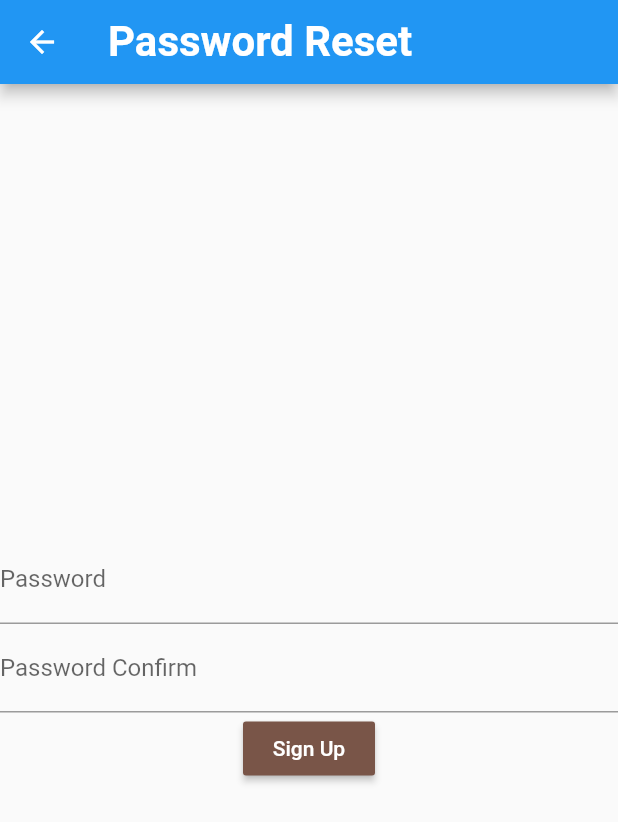
After one commit to qinyanjuidavid/Taskido-App, a Flutter app: the PasswordResetScreen screen opened by its route, on a phone screen of 412 x 824 dp. The commit adds this screen. Shown: the top 822 px of the screen. Run offline on Flutter 3.47's test engine with Material 2 defaults, Android fonts, the phone set to English and light mode, and no system bars; our stand-ins replace date_time_picker, fluttertoast, hive, hive_flutter; missing offline and left inert: http_interceptor; accounts and stored records are empty.

Commit message:
:checkered_flag: password reset screen

```diff
--- a/lib/configs/routes.dart
+++ b/lib/configs/routes.dart
@@ -2,6 +2,7 @@ import 'package:flutter/material.dart';
 import 'package:taskido/views/auth/forgot_password_otp.dart';
 import 'package:taskido/views/auth/forgot_password_screen.dart';
 import 'package:taskido/views/auth/otp_page.dart';
+import 'package:taskido/views/auth/password_reset_screen.dart';
 import 'package:taskido/views/home.dart';
 import 'package:taskido/views/auth/signup.dart';
 import 'package:taskido/views/splash_screen.dart';
@@ -17,7 +18,8 @@ class RouteGenerator {
   static const String signUpPage = "/signup";
   static const String otpPage = "/otp";
   static const String forgotPasswordPage = "/forgotPassword";
-  static const String forgotPasswordOtpPage = "forgotPasswordOtp";
+  static const String forgotPasswordOtpPage = "/forgotPasswordOtp";
+  static const String passwordResetPage = "/passwordReset";
 
   RouteGenerator._() {}
 
@@ -55,6 +57,10 @@ class RouteGenerator {
         return MaterialPageRoute(
           builder: (_) => ForgotPasswordOtpScreen(),
         );
+      case passwordResetPage:
+        return MaterialPageRoute(
+          builder: (_) => PasswordResetScreen(),
+        );
       default:
         throw FormatException("Route not found");
     }
--- /dev/null
+++ b/lib/views/auth/password_reset_screen.dart
@@ -0,0 +1,89 @@
+import 'package:flutter/material.dart';
+
+class PasswordResetScreen extends StatefulWidget {
+  PasswordResetScreen({Key? key}) : super(key: key);
+
+  @override
+  State<PasswordResetScreen> createState() => _PasswordResetScreenState();
+}
+
+class _PasswordResetScreenState extends State<PasswordResetScreen> {
+  @override
+  Widget build(BuildContext context) {
+    GlobalKey<FormState> passwordResetFormKey = GlobalKey<FormState>();
+    TextEditingController passwordTextEditingController =
+        TextEditingController();
+
+    TextEditingController confirmPasswordTextEditingController =
+        TextEditingController();
+    bool obsecureText = true;
+    return SafeArea(
+      child: Scaffold(
+        appBar: AppBar(
+          title: const Text(
+            "Password Reset",
+            style: TextStyle(
+              fontWeight: FontWeight.bold,
+              fontSize: 28,
+            ),
+          ),
+        ),
+        body: Container(
+          child: Form(
+            key: passwordResetFormKey,
+            child: Column(
+              mainAxisAlignment: MainAxisAlignment.center,
+              children: [
+                TextFormField(
+                  obscureText: obsecureText,
+                  controller: passwordTextEditingController,
+                  decoration: const InputDecoration(
+                    labelText: "Password",
+                  ),
+                  validator: (String? value) {
+                    if (value == null || value.isEmpty) {
+                      return "password is required";
+                    }
+                    if (value.length < 6) {
+                      return "password must be at least 6 characters";
+                    }
+
+                    return null;
+                  },
+                ),
+                TextFormField(
+                  obscureText: obsecureText,
+                  controller: confirmPasswordTextEditingController,
+                  decoration: const InputDecoration(
+                    labelText: "Password Confirm",
+                  ),
+                  validator: (String? value) {
+                    if (value == null || value.isEmpty) {
+                      return "password confirm is required";
+                    }
+
+                    if (value != passwordTextEditingController.text) {
+                      return "password confirm must be equal to password";
+                    }
+
+                    return null;
+                  },
+                ),
+                MaterialButton(
+                  color: Colors.brown,
+                  onPressed: () {},
+                  child: const Text(
+                    "Sign Up",
+                    style: TextStyle(
+                      color: Colors.white,
+                    ),
+                  ),
+                ),
+              ],
+            ),
+          ),
+        ),
+      ),
+    );
+  }
+}
```
